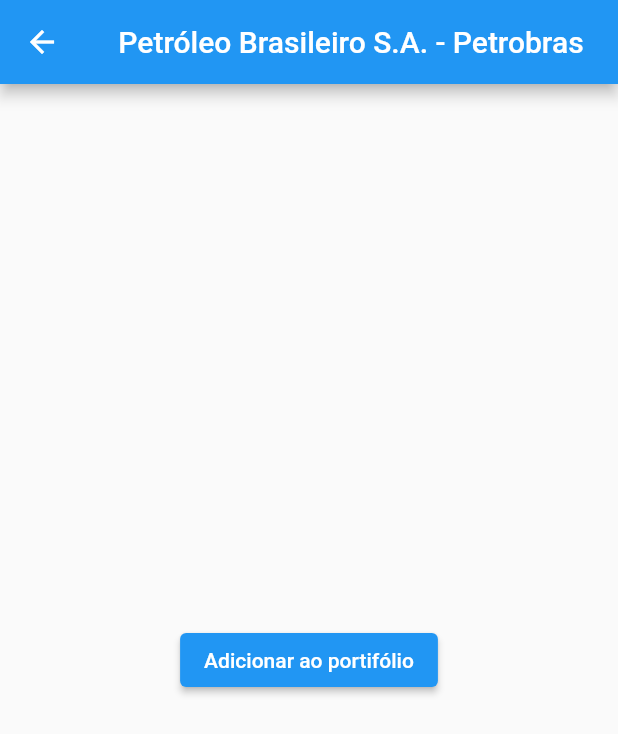
After one commit to CaioFeiertag/ticker_tracker, a Flutter app: the screen it shows after launch, after a tap on "PETR4", on a phone screen of 412 x 824 dp. The commit adds this screen. Shown: the top 734 px of the screen. Run offline on Flutter 3.47's test engine with Material 2 defaults, Android fonts, the phone set to English and light mode, and no system bars; our stand-ins replace flutter_dotenv; network calls fail.

Commit message:
add ticker details screen

```diff
--- a/lib/screens/home/components/ticker-info.dart
+++ b/lib/screens/home/components/ticker-info.dart
@@ -37,9 +37,10 @@
                             style: TextStyle(
                                 fontSize: 18, fontWeight: FontWeight.normal))
                       ])),
+              if (price != null)
                 Column(crossAxisAlignment: CrossAxisAlignment.end, children: [
                   Text(
-                  price == null ? "" : "R\$ $price",
+                    "R\$ $price",
                     style: TextStyle(fontSize: 24),
                   ),
                   Card(
@@ -49,7 +50,8 @@
                           child: Text(
                             appreciation == null ? "" : "$appreciation %",
                             style: TextStyle(
-                              fontSize: 24, color: appreciationColor.shade700),
+                                fontSize: 24,
+                                color: appreciationColor.shade700),
                           )))
                 ])
             ])));
--- a/lib/screens/home/index.dart
+++ b/lib/screens/home/index.dart
@@ -4,6 +4,7 @@
 import 'package:ticker_tracker/screens/home/components/ticker-info.dart';
 import 'package:ticker_tracker/screens/home/ticker.dart';
 import 'package:ticker_tracker/screens/home/ticketApi.dart';
+import 'package:ticker_tracker/screens/ticker-details/index.dart';
 
 class Home extends StatefulWidget {
   Home({Key? key}) : super(key: key);
@@ -100,7 +101,13 @@
                   itemBuilder: (BuildContext context, int index) {
                     Ticker ticker = tickers[index];
 
-                    return TickerInfo(ticker: ticker);
+                    return GestureDetector(
+                        child: TickerInfo(ticker: ticker),
+                        onTap: () => Navigator.push(
+                            context,
+                            MaterialPageRoute(
+                                builder: (context) =>
+                                    TickerDetails(ticker: ticker))));
                   })),
           isSearching && _controller.text.length > 0
               ? Positioned(
@@ -115,7 +122,13 @@
                         itemBuilder: (BuildContext context, int index) {
                           Ticker ticker = searchResults[index];
 
-                          return TickerInfo(ticker: ticker);
+                          return GestureDetector(
+                              child: TickerInfo(ticker: ticker),
+                              onTap: () => Navigator.push(
+                                  context,
+                                  MaterialPageRoute(
+                                      builder: (context) =>
+                                          TickerDetails(ticker: ticker))));
                         }),
                   ))
               : SizedBox.shrink(),
--- /dev/null
+++ b/lib/screens/ticker-details/index.dart
@@ -0,0 +1,24 @@
+import 'package:flutter/material.dart';
+import 'package:ticker_tracker/screens/home/ticker.dart';
+
+class TickerDetails extends StatelessWidget {
+  final Ticker ticker;
+
+  TickerDetails({Key? key, required this.ticker}) : super(key: key);
+  @override
+  Widget build(BuildContext context) {
+    return Scaffold(
+        appBar: AppBar(
+            title: Row(
+          // crossAxisAlignment: CrossAxisAlignment.center,
+          mainAxisAlignment: MainAxisAlignment.center,
+          children: [Text(this.ticker.name)],
+        )),
+        body: Stack(children: [
+          Center(
+              child: ElevatedButton(
+                  onPressed: () => {Navigator.pop(context)},
+                  child: Text("Adicionar ao portifólio")))
+        ]));
+  }
+}
```
Lines whose indentation alone changed are shown as unchanged.
